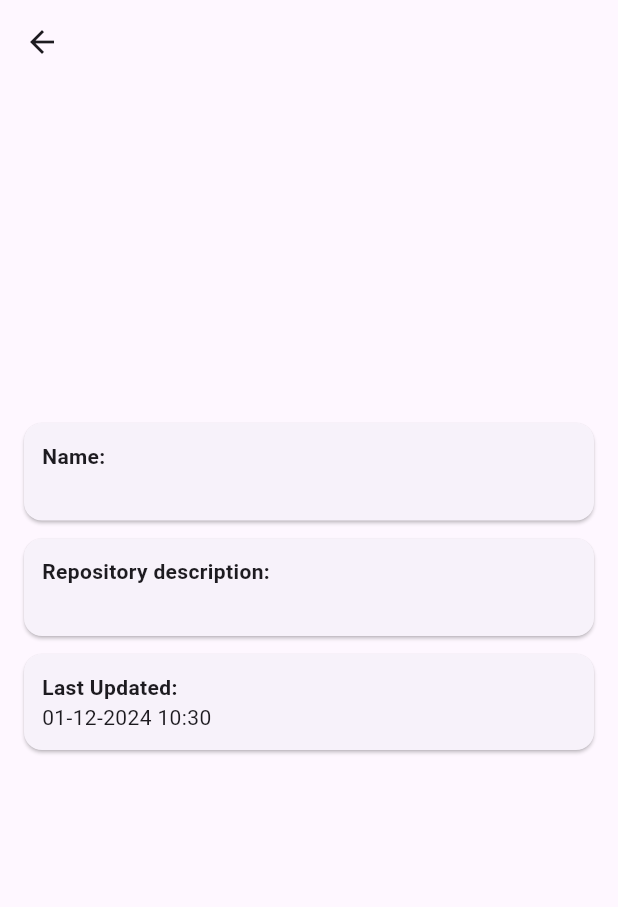
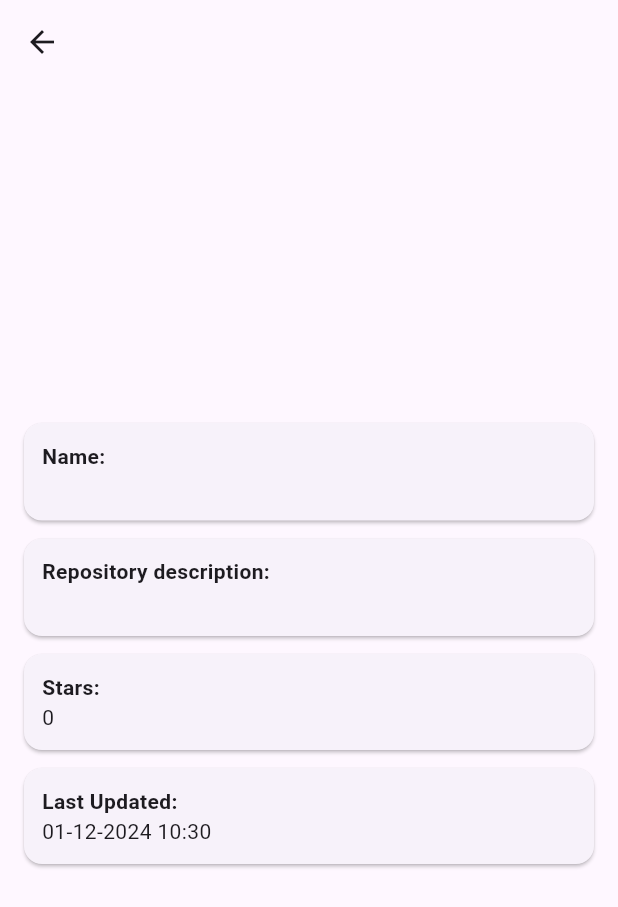
Before and after one commit to Tarikul-Islam-Tuhin/flutter_2024, a Flutter app: the DetailsPage screen opened directly with empty values, on a phone screen of 412 x 824 dp. Shown: the top 907 px of the screen. Run offline on Flutter 3.47's test engine with Material 3 defaults, Android fonts, the phone set to English and light mode, and no system bars; our stand-ins replace dartz, dio, equatable, flutter_bloc, hive_flutter, internet_connection_checker_plus; accounts and stored records are empty; network calls fail.

Commit message:
stars added in details page

```diff
--- a/lib/features/git_repos_flutter/presentation/pages/details_page.dart
+++ b/lib/features/git_repos_flutter/presentation/pages/details_page.dart
@@ -33,6 +33,7 @@ class _DetailsPageState extends State<DetailsPage> {
             ),
             repoInfoCard('Name', widget.repo.name),
             repoInfoCard('Repository description', widget.repo.description),
+            repoInfoCard('Stars', widget.repo.stargazersCount.toString()),
             repoInfoCard('Last Updated', formatDate(widget.repo.updatedAt)),
           ]),
         ),
```
